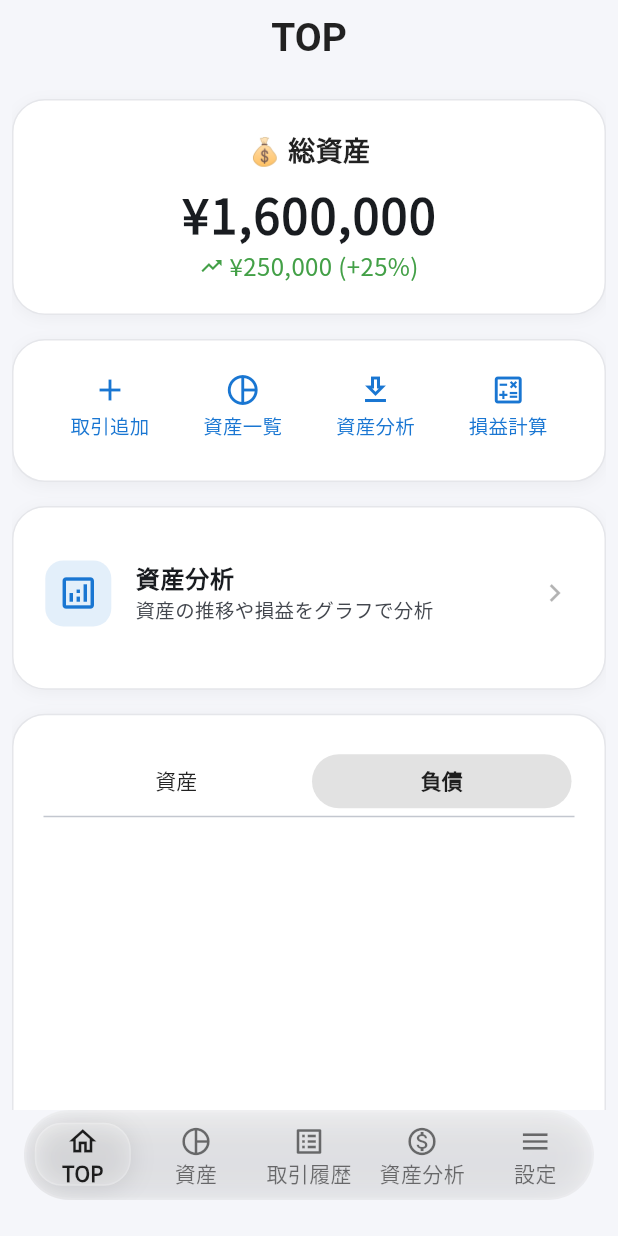
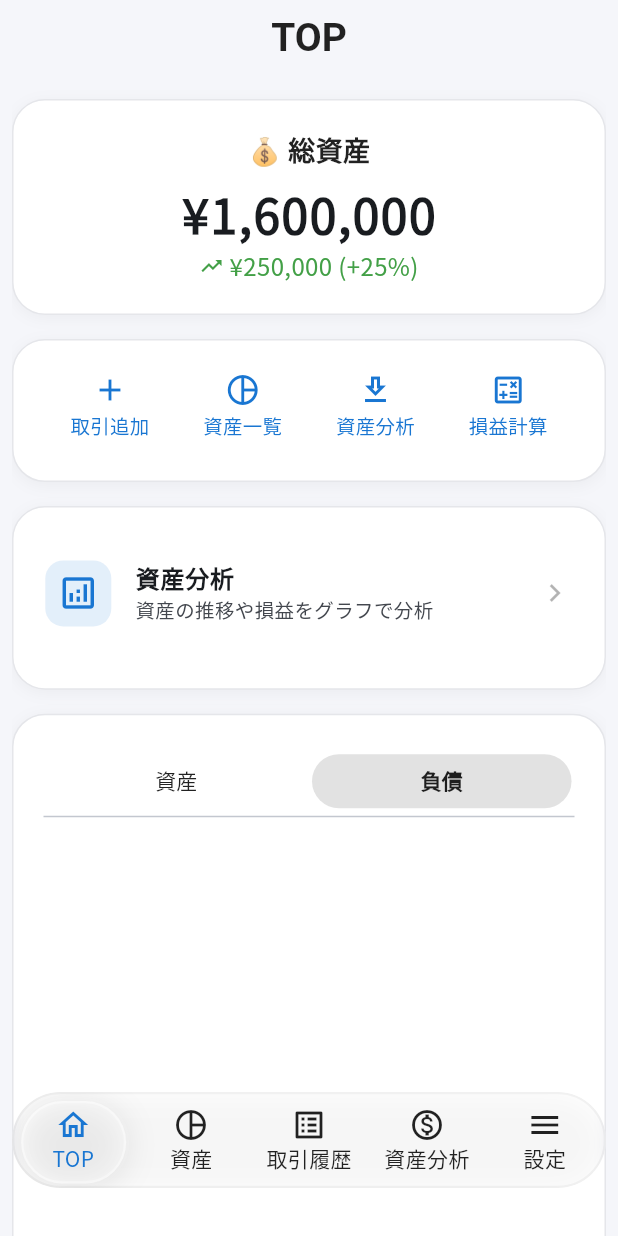
Before and after one commit to kuma1022/money_nest_app, a Flutter app: the screen it shows after launch, tab 2 chosen, on a phone screen of 412 x 824 dp. Run offline on Flutter 3.47's test engine with Material 3 defaults, Android fonts, the phone set to English and light mode, and no system bars; our stand-ins replace drift, fl_chart, flutter_svg, modal_bottom_sheet, pull_to_refresh; accounts and stored records are empty; generated files the repository leaves out were written again; statements that could not run were skipped.

Commit message:
update custom bottom nav bar to iOS26 style

```diff
--- a/lib/components/custom_bottom_nav_bar.dart
+++ b/lib/components/custom_bottom_nav_bar.dart
@@ -24,224 +24,270 @@
 
 class _CustomBottomNavBarState extends State<CustomBottomNavBar>
     with SingleTickerProviderStateMixin {
-  late AnimationController _controller;
-  late Animation<double> _animation;
-  late int _prevIndex;
-  late int _targetIndex;
-  bool _isAnimating = false;
+  late int _currentIndex;
+  bool _isPressing = false;
+  double? _pressX; // 手指目标x
+  double? _magnifierX; // 动画中的实际x
+  late AnimationController _moveController;
+  late Animation<double> _moveAnim;
 
   @override
   void initState() {
     super.initState();
-    _prevIndex = widget.currentIndex;
-    _targetIndex = widget.currentIndex;
-    _controller = AnimationController(
+    _currentIndex = widget.currentIndex;
+    _moveController = AnimationController(
       vsync: this,
-      duration: const Duration(milliseconds: 300),
+      duration: const Duration(milliseconds: 260),
     );
-    _animation = CurvedAnimation(
-      parent: _controller,
-      curve: Curves.easeInOutCubic,
+    _moveAnim = Tween<double>(begin: 0, end: 0).animate(
+      CurvedAnimation(parent: _moveController, curve: Curves.easeOutCubic),
     );
-    _controller.addStatusListener((status) {
-      if (status == AnimationStatus.completed) {
-        setState(() {
-          _prevIndex = _targetIndex;
-          _isAnimating = false;
-        });
-        widget.onTap(_targetIndex); // 动画结束后才通知父组件切换
   }
-    });
+
+  @override
+  void dispose() {
+    _moveController.dispose();
+    super.dispose();
   }
 
   @override
   void didUpdateWidget(covariant CustomBottomNavBar oldWidget) {
     super.didUpdateWidget(oldWidget);
-    // 外部切换tab时同步状态
-    if (!_isAnimating && widget.currentIndex != _targetIndex) {
+    if (widget.currentIndex != _currentIndex) {
       setState(() {
-        _prevIndex = widget.currentIndex;
-        _targetIndex = widget.currentIndex;
+        _currentIndex = widget.currentIndex;
       });
     }
   }
 
-  void _onTap(int index) {
-    if (_isAnimating || index == _targetIndex) return;
+  void _animateMagnifierTo(double targetX) {
+    if (_magnifierX == null) {
+      _magnifierX = targetX;
+      _moveAnim = AlwaysStoppedAnimation(targetX);
+      return;
+    }
+    _moveController.stop();
+    _moveAnim = Tween<double>(begin: _magnifierX!, end: targetX).animate(
+      CurvedAnimation(parent: _moveController, curve: Curves.easeOutCubic),
+    );
+    _moveController.forward(from: 0);
+    _magnifierX = targetX;
+  }
+
+  void _onPanDown(DragDownDetails details, double barWidth) {
     setState(() {
-      _prevIndex = _targetIndex;
-      _targetIndex = index;
-      _isAnimating = true;
+      _isPressing = true;
+      _pressX = details.localPosition.dx.clamp(0.0, barWidth);
     });
-    _controller.forward(from: 0);
+    _animateMagnifierTo(_pressX!);
+  }
+
+  void _onPanUpdate(DragUpdateDetails details, double barWidth) {
+    setState(() {
+      _pressX = details.localPosition.dx.clamp(0.0, barWidth);
+    });
+    _animateMagnifierTo(_pressX!);
+  }
+
+  void _onPanEnd(double barWidth) {
+    if (_pressX == null) {
+      setState(() {
+        _isPressing = false;
+        _pressX = null;
+      });
+      return;
+    }
+    final itemWidth = barWidth / widget.icons.length;
+    final magnifierCenter = _pressX!;
+    int tabIndex = (magnifierCenter / itemWidth).floor().clamp(
+      0,
+      widget.icons.length - 1,
+    );
+    setState(() {
+      _isPressing = false;
+      _pressX = null;
+      _currentIndex = tabIndex;
+    });
+    widget.onTap(tabIndex);
+    // 放大镜动画直接跳到目标tab
+    final targetX = tabIndex * itemWidth + itemWidth / 2;
+    _animateMagnifierTo(targetX);
+  }
+
+  void _onPanCancel() {
+    setState(() {
+      _isPressing = false;
+      _pressX = null;
+    });
   }
 
   @override
   Widget build(BuildContext context) {
     final icons = widget.icons;
     final labels = widget.labels;
+    const double barHeight = 64;
+    const double barRadius = 40;
+    const double indicatorWidth = 70;
+    const double indicatorHeight = 55;
+    const double indicatorRadius = 32;
+
     return Padding(
-      padding: const EdgeInsets.fromLTRB(16, 0, 16, 24),
+      padding: const EdgeInsets.fromLTRB(8, 0, 8, 32),
+      child: LayoutBuilder(
+        builder: (context, constraints) {
+          final barWidth = constraints.maxWidth;
+          final itemWidth = barWidth / icons.length;
+
+          // 非按压时，放大镜在选中tab正中
+          final defaultMagnifierX = _currentIndex * itemWidth + itemWidth / 2;
+
+          return GestureDetector(
+            behavior: HitTestBehavior.opaque,
+            onPanDown: (details) => _onPanDown(details, barWidth),
+            onPanUpdate: (details) => _onPanUpdate(details, barWidth),
+            onPanEnd: (_) => _onPanEnd(barWidth),
+            onPanCancel: _onPanCancel,
             child: ClipRRect(
-        borderRadius: BorderRadius.circular(32),
+              borderRadius: BorderRadius.circular(barRadius),
               child: BackdropFilter(
-          filter: ImageFilter.blur(sigmaX: 32, sigmaY: 32),
+                filter: ImageFilter.blur(sigmaX: 4, sigmaY: 4),
                 child: Container(
-            height: 60,
+                  height: barHeight,
                   decoration: BoxDecoration(
-              color: Colors.white.withValues(alpha: 0.02),
-              borderRadius: BorderRadius.circular(32),
+                    color: Colors.white.withOpacity(0.10),
+                    borderRadius: BorderRadius.circular(barRadius),
                     border: Border.all(
-                color: Colors.white.withValues(alpha: 0.12),
+                      color: Colors.black.withOpacity(0.04),
                       width: 1.5,
                     ),
                     boxShadow: [
                       BoxShadow(
-                  color: Colors.black.withValues(alpha: 0.10),
+                        color: Colors.black.withOpacity(0.04),
                         blurRadius: 18,
                         spreadRadius: 2,
                         offset: const Offset(0, 2),
                       ),
                     ],
                   ),
-            child: LayoutBuilder(
-              builder: (context, constraints) {
-                return AnimatedBuilder(
-                  animation: _animation,
-                  builder: (context, child) {
-                    final double itemWidth =
-                        constraints.maxWidth / icons.length;
-                    const double indicatorWidth = 64;
-                    const double indicatorHeight = 42;
-                    const double barHeight = 60;
-
-                    final double start =
-                        _prevIndex * itemWidth +
-                        (itemWidth - indicatorWidth) / 2;
-                    final double end =
-                        _targetIndex * itemWidth +
-                        (itemWidth - indicatorWidth) / 2;
-                    final double left =
-                        start + (end - start) * _animation.value;
-
-                    final double width = TweenSequence([
-                      TweenSequenceItem(
-                        tween: Tween<double>(
-                          begin: indicatorWidth,
-                          end: indicatorWidth + 56,
-                        ).chain(CurveTween(curve: Curves.easeOut)),
-                        weight: 60,
-                      ),
-                      TweenSequenceItem(
-                        tween: Tween<double>(
-                          begin: indicatorWidth + 56,
-                          end: indicatorWidth,
-                        ).chain(CurveTween(curve: Curves.easeIn)),
-                        weight: 40,
-                      ),
-                    ]).transform(_animation.value);
-
-                    final double radius = TweenSequence([
-                      TweenSequenceItem(
-                        tween: Tween<double>(
-                          begin: 18,
-                          end: 28,
-                        ).chain(CurveTween(curve: Curves.easeOut)),
-                        weight: 60,
-                      ),
-                      TweenSequenceItem(
-                        tween: Tween<double>(
-                          begin: 28,
-                          end: 18,
-                        ).chain(CurveTween(curve: Curves.easeIn)),
-                        weight: 40,
-                      ),
-                    ]).transform(_animation.value);
-
-                    // 动画期间保持旧的选中项
-                    final int effectiveIndex = _isAnimating
-                        ? _prevIndex
-                        : widget.currentIndex;
-
-                    return Stack(
+                  child: Stack(
                     alignment: Alignment.centerLeft,
                     children: [
-                        // 1. 水滴indicator
-                        Positioned(
-                          left: left - (width - indicatorWidth) / 2,
-                          top: (barHeight - indicatorHeight) / 2 - 2,
-                          child: Container(
-                            width: width,
+                      // 放大镜
+                      AnimatedBuilder(
+                        animation: _moveAnim,
+                        builder: (context, child) {
+                          double magnifierLeft;
+                          if (_isPressing && _pressX != null) {
+                            // 动画跟随手指
+                            magnifierLeft =
+                                _moveAnim.value - indicatorWidth / 2;
+                          } else {
+                            // 非按压时，放大镜在选中tab正中
+                            magnifierLeft =
+                                defaultMagnifierX - indicatorWidth / 2;
+                          }
+                          // 边界限制
+                          magnifierLeft = magnifierLeft.clamp(
+                            0.0,
+                            barWidth - indicatorWidth,
+                          );
+                          return Positioned(
+                            left: magnifierLeft,
+                            top: -(indicatorHeight - barHeight) / 2,
+                            child: _MagnifierIndicator(
+                              width: indicatorWidth,
                               height: indicatorHeight,
-                            decoration: BoxDecoration(
-                              color: Colors.white.withValues(alpha: 0.22),
-                              borderRadius: BorderRadius.circular(radius),
-                              border: Border.all(
-                                color: Colors.white.withValues(alpha: 0.18),
-                                width: 1,
+                              radius: indicatorRadius,
                             ),
-                              boxShadow: [
-                                BoxShadow(
-                                  color: Colors.black.withValues(alpha: 0.10),
-                                  blurRadius: 14,
-                                  offset: const Offset(0, 2),
+                          );
+                        },
                       ),
-                              ],
-                            ),
-                          ),
-                        ),
-                        // 2. 菜单按钮
+                      // 菜单按钮
                       Row(
                         mainAxisAlignment: MainAxisAlignment.spaceAround,
                         children: List.generate(icons.length, (index) {
-                            final selected = effectiveIndex == index;
+                          final selected =
+                              !_isPressing && _currentIndex == index;
                           return Expanded(
-                              child: GestureDetector(
-                                onTap: () => _onTap(index),
-                                behavior: HitTestBehavior.opaque,
                             child: Container(
                               alignment: Alignment.center,
-                                  height: double.infinity,
+                              height: barHeight,
                               child: Column(
                                 mainAxisSize: MainAxisSize.min,
                                 mainAxisAlignment: MainAxisAlignment.center,
                                 children: [
-                                      const SizedBox(height: 2),
+                                  //const SizedBox(height: 6),
                                   Icon(
                                     icons[index],
                                     color: selected
-                                            ? Colors.black87
-                                            : Colors.black54,
-                                        size: 22,
+                                        ? const Color(0xFF1976D2)
+                                        : Colors.black87,
+                                    size: 24,
                                   ),
+                                  //const SizedBox(height: 2),
                                   Text(
                                     labels[index],
                                     style: TextStyle(
                                       color: selected
-                                              ? Colors.black87
-                                              : Colors.black54,
-                                          fontWeight: selected
-                                              ? FontWeight.bold
-                                              : FontWeight.normal,
+                                          ? const Color(0xFF1976D2)
+                                          : Colors.black87,
+                                      fontWeight: FontWeight.normal,
                                       fontSize: AppTexts.fontSizeSmall,
                                     ),
                                   ),
                                 ],
                               ),
                             ),
-                              ),
                           );
                         }),
                       ),
                     ],
-                    );
-                  },
-                );
-              },
                   ),
                 ),
               ),
             ),
           );
+        },
+      ),
+    );
   }
 }
+
+class _MagnifierIndicator extends StatelessWidget {
+  final double width;
+  final double height;
+  final double radius;
+  const _MagnifierIndicator({
+    required this.width,
+    required this.height,
+    required this.radius,
+  });
+
+  @override
+  Widget build(BuildContext context) {
+    return IgnorePointer(
+      child: Container(
+        width: width,
+        height: height,
+        decoration: BoxDecoration(
+          color: Colors.white.withOpacity(0.32),
+          borderRadius: BorderRadius.circular(radius),
+          border: Border.all(color: Colors.white.withOpacity(0.38), width: 1.5),
+          boxShadow: [
+            BoxShadow(
+              color: Colors.white.withOpacity(0.18),
+              blurRadius: 0,
+              spreadRadius: 2,
+              offset: const Offset(0, 0),
+            ),
+            BoxShadow(
+              color: Colors.black.withOpacity(0.10),
+              blurRadius: 18,
+              offset: const Offset(0, 2),
+            ),
+          ],
+        ),
+      ),
+    );
+  }
+}
--- a/lib/pages/main_page.dart
+++ b/lib/pages/main_page.dart
@@ -160,9 +160,7 @@
           splashColor: Colors.transparent,
         ),
         child: Scaffold(
-          backgroundColor: isDark
-              ? const Color(0xFF181A20)
-              : AppColors.appBackground,
+          backgroundColor: Colors.transparent,
           body: Column(
             children: [
               AnimatedBuilder(
@@ -247,12 +245,29 @@
                             )
                           : const SizedBox.shrink(),
                     ),
+                    // 底部浮动毛玻璃导航栏
+                    Positioned(
+                      left: 0,
+                      right: 0,
+                      bottom: 0,
+                      child: CustomBottomNavBar(
+                        currentIndex: _currentIndex,
+                        icons: icons,
+                        labels: titles,
+                        onTap: (index) {
+                          setState(() {
+                            _currentIndex = index;
+                          });
+                        },
+                        isDark: isDark,
+                      ),
+                    ),
                   ],
                 ),
               ),
             ],
           ),
-          bottomNavigationBar: CustomBottomNavBar(
+          /*bottomNavigationBar: CustomBottomNavBar(
             currentIndex: _currentIndex,
             icons: icons,
             labels: titles,
@@ -263,7 +278,7 @@
               });
             },
             isDark: isDark,
-          ),
+          ),*/
         ),
       ),
     );
```
Lines whose indentation alone changed are shown as unchanged.
